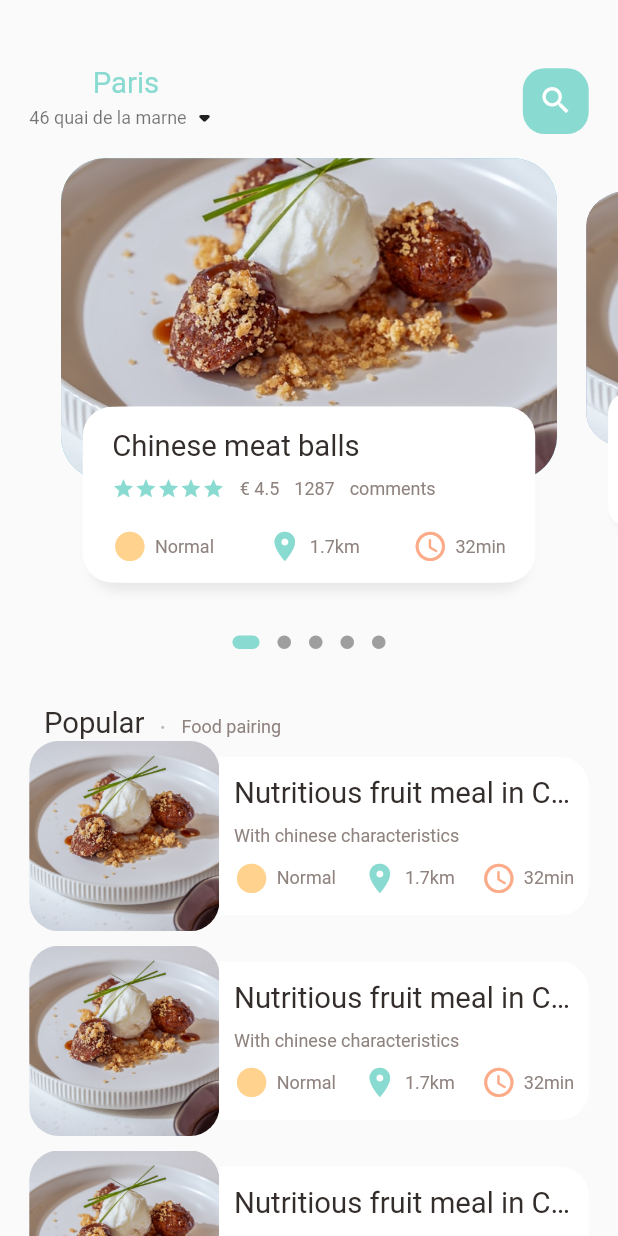
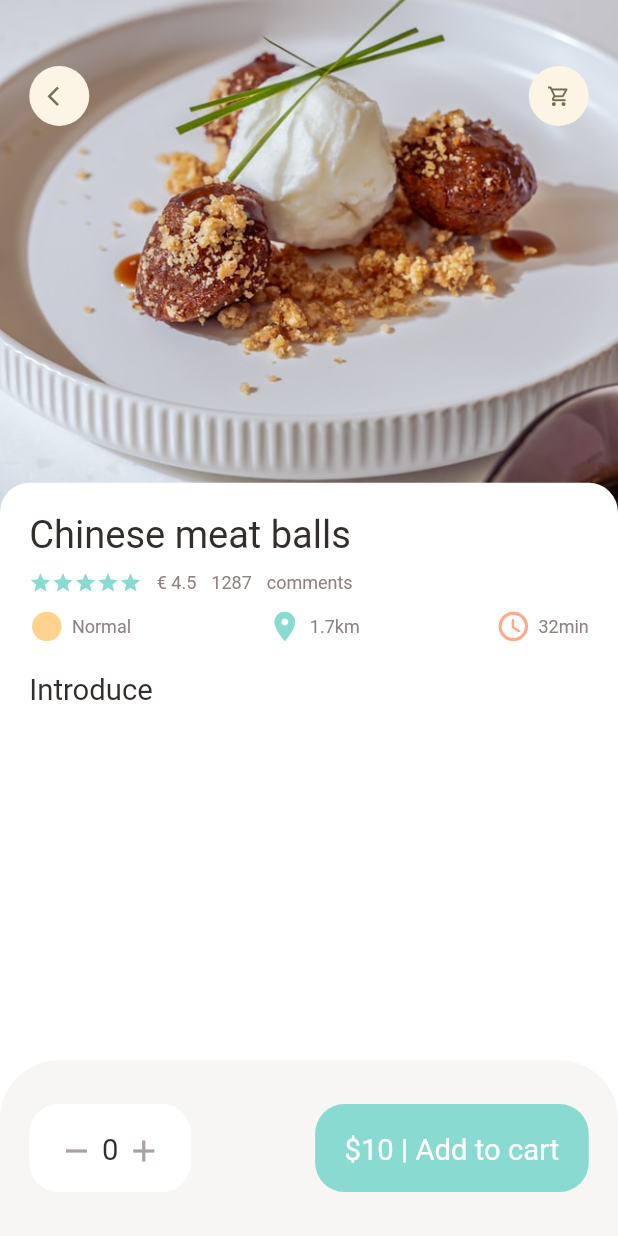
Before and after one commit to delitamakanda/grocery_app_front, a Flutter app: the screen it shows after launch, on a phone screen of 412 x 824 dp. Run offline on Flutter 3.47's test engine with Material 2 defaults, Android fonts, the phone set to English and light mode, and no system bars; drawn by our look-alikes of dots_indicator; our stand-ins replace get; missing offline and left inert: dart:ffi.

Commit message:
feat: page detail

```diff
--- a/lib/main.dart
+++ b/lib/main.dart
@@ -1,6 +1,7 @@
 import 'package:flutter/material.dart';
 import 'package:get/get_navigation/src/root/get_material_app.dart';
-import 'package:grocery_app_front/home/main_food_page.dart';
+import 'package:grocery_app_front/pages/home/main_food_page.dart';
+import 'package:grocery_app_front/pages/food/popular_food_detail.dart';
 
 void main() {
   runApp(const MyApp());
@@ -18,7 +19,7 @@
       theme: ThemeData(
         primarySwatch: Colors.blue,
       ),
-      home: MainFoodPage(),
+      home: PopularFoodDetail(),
     );
   }
 }
--- /dev/null
+++ b/lib/pages/food/popular_food_detail.dart
@@ -0,0 +1,141 @@
+import 'dart:ffi';
+
+import 'package:flutter/material.dart';
+import 'package:flutter/src/foundation/key.dart';
+import 'package:flutter/src/widgets/framework.dart';
+import 'package:flutter/widgets.dart';
+import 'package:grocery_app_front/utils/colors.dart';
+import 'package:grocery_app_front/utils/dimensions.dart';
+import 'package:grocery_app_front/widgets/app_column.dart';
+import 'package:grocery_app_front/widgets/app_icon.dart';
+import 'package:grocery_app_front/widgets/big_text.dart';
+import 'package:grocery_app_front/widgets/icon_and_text_widget.dart';
+import 'package:grocery_app_front/widgets/small_text.dart';
+
+class PopularFoodDetail extends StatelessWidget {
+  const PopularFoodDetail({Key? key}) : super(key: key);
+
+  @override
+  Widget build(BuildContext context) {
+    return Scaffold(
+      backgroundColor: Colors.white,
+      body: Stack(
+        children: [
+          Positioned(
+              left: 0,
+              right: 0,
+              child: Container(
+                width: double.maxFinite,
+                height: Dimensions.popularFoodDetailImageSize,
+                decoration: BoxDecoration(
+                    image: DecorationImage(
+                        fit: BoxFit.cover,
+                        image: AssetImage("assets/image/food0.jpg"))),
+              )),
+          Positioned(
+              top: Dimensions.height45,
+              left: Dimensions.width20,
+              right: Dimensions.width20,
+              child: Row(
+                mainAxisAlignment: MainAxisAlignment.spaceBetween,
+                children: [
+                  AppIcon(
+                    icon: Icons.arrow_back_ios,
+                  ),
+                  AppIcon(
+                    icon: Icons.shopping_cart_outlined,
+                  )
+                ],
+              )),
+          Positioned(
+              right: 0,
+              top: Dimensions.popularFoodDetailImageSize - 20,
+              left: 0,
+              bottom: 0,
+              child: Container(
+                padding: EdgeInsets.only(
+                    left: Dimensions.width20,
+                    right: Dimensions.width20,
+                    top: Dimensions.height20),
+                decoration: BoxDecoration(
+                    borderRadius: BorderRadius.only(
+                        topLeft: Radius.circular(Dimensions.radius20),
+                        topRight: Radius.circular(Dimensions.radius20)),
+                    color: Colors.white),
+                child: Column(
+                    crossAxisAlignment: CrossAxisAlignment.start,
+                    children: [
+                      AppColumn(text: "Chinese meat balls"),
+                      SizedBox(
+                        height: Dimensions.height20,
+                      ),
+                      BigText(text: "Introduce"),
+                      SizedBox(
+                        height: Dimensions.height20,
+                      ),
+                    ]),
+              ))
+        ],
+      ),
+      bottomNavigationBar: Container(
+        height: Dimensions.bottomHeightBar,
+        padding: EdgeInsets.only(
+            top: Dimensions.height30,
+            bottom: Dimensions.height30,
+            left: Dimensions.width20,
+            right: Dimensions.width20),
+        decoration: BoxDecoration(
+            color: AppColors.buttonBackgroundColor,
+            borderRadius: BorderRadius.only(
+                topLeft: Radius.circular(Dimensions.radius20 * 2),
+                topRight: Radius.circular(Dimensions.radius20 * 2))),
+        child: Row(
+          mainAxisAlignment: MainAxisAlignment.spaceBetween,
+          children: [
+            Container(
+              padding: EdgeInsets.only(
+                  left: Dimensions.width20,
+                  top: Dimensions.height20,
+                  bottom: Dimensions.height20,
+                  right: Dimensions.width20),
+              decoration: BoxDecoration(
+                  borderRadius: BorderRadius.circular(Dimensions.radius20),
+                  color: Colors.white),
+              child: Row(
+                mainAxisAlignment: MainAxisAlignment.center,
+                children: [
+                  Icon(
+                    Icons.remove,
+                    color: AppColors.signColor,
+                  ),
+                  SizedBox(
+                    width: Dimensions.width10 / 2,
+                  ),
+                  BigText(text: "0"),
+                  SizedBox(
+                    width: Dimensions.width10 / 2,
+                  ),
+                  Icon(Icons.add, color: AppColors.signColor)
+                ],
+              ),
+            ),
+            Container(
+              child: BigText(
+                text: "\$10 | Add to cart",
+                color: Colors.white,
+              ),
+              padding: EdgeInsets.only(
+                  left: Dimensions.width20,
+                  top: Dimensions.height20,
+                  bottom: Dimensions.height20,
+                  right: Dimensions.width20),
+              decoration: BoxDecoration(
+                  borderRadius: BorderRadius.circular(Dimensions.radius20),
+                  color: AppColors.mainColor),
+            )
+          ],
+        ),
+      ),
+    );
+  }
+}
--- a/lib/home/food_page_body.dart
+++ b/lib/pages/home/food_page_body.dart
@@ -3,6 +3,7 @@
 import 'package:flutter/material.dart';
 import 'package:grocery_app_front/utils/colors.dart';
 import 'package:grocery_app_front/utils/dimensions.dart';
+import 'package:grocery_app_front/widgets/app_column.dart';
 import 'package:grocery_app_front/widgets/big_text.dart';
 import 'package:grocery_app_front/widgets/icon_and_text_widget.dart';
 import 'package:grocery_app_front/widgets/small_text.dart';
@@ -223,46 +224,7 @@
                     top: Dimensions.height15,
                     left: Dimensions.height15,
                     right: Dimensions.height15),
-                child: Column(
-                    crossAxisAlignment: CrossAxisAlignment.start,
-                    children: [
-                      BigText(text: "Chinese meat balls"),
-                      SizedBox(height: Dimensions.height10),
-                      Row(
-                        children: [
-                          Wrap(
-                            children: List.generate(
-                                5,
-                                (index) => Icon(Icons.star,
-                                    color: AppColors.mainColor, size: 15)),
-                          ),
-                          SizedBox(width: 10),
-                          SmallText(text: "€ 4.5"),
-                          SizedBox(width: 10),
-                          SmallText(text: "1287"),
-                          SizedBox(width: 10),
-                          SmallText(text: "comments"),
-                        ],
-                      ),
-                      SizedBox(height: Dimensions.height20),
-                      Row(
-                        mainAxisAlignment: MainAxisAlignment.spaceBetween,
-                        children: [
-                          IconAndTextWidget(
-                              icon: Icons.circle_sharp,
-                              text: "Normal",
-                              iconColor: AppColors.iconColor1),
-                          IconAndTextWidget(
-                              icon: Icons.location_on,
-                              text: "1.7km",
-                              iconColor: AppColors.mainColor),
-                          IconAndTextWidget(
-                              icon: Icons.access_time_rounded,
-                              text: "32min",
-                              iconColor: AppColors.iconColor2),
-                        ],
-                      )
-                    ]),
+                child: AppColumn(text: "Chinese meat balls"),
               ),
             ),
           )
--- a/lib/home/main_food_page.dart
+++ b/lib/pages/home/main_food_page.dart
@@ -1,5 +1,5 @@
 import 'package:flutter/material.dart';
-import 'package:grocery_app_front/home/food_page_body.dart';
+import 'package:grocery_app_front/pages/home/food_page_body.dart';
 import 'package:grocery_app_front/utils/colors.dart';
 import 'package:grocery_app_front/utils/dimensions.dart';
 import 'package:grocery_app_front/widgets/big_text.dart';
--- a/lib/utils/dimensions.dart
+++ b/lib/utils/dimensions.dart
@@ -20,8 +20,10 @@
   static double width30 = screenHeight / 28.13;
 
   static double fontSize20 = screenHeight / 42.2;
+  static double fontSize26 = screenHeight / 32.46;
 
   static double iconSize24 = screenHeight / 35.17;
+  static double iconSize16 = screenHeight / 52.75;
 
   static double radius15 = screenHeight / 56.27;
   static double radius20 = screenHeight / 42.2;
@@ -30,4 +32,9 @@
   // list view size
   static double listViewImageSize = screenWidth / 3.25;
   static double listViewTextContentSize = screenWidth / 3.9;
+
+  // popular_food_detail img
+  static double popularFoodDetailImageSize = screenHeight / 2.41;
+
+  static double bottomHeightBar = screenHeight / 7.03;
 }
--- /dev/null
+++ b/lib/widgets/app_column.dart
@@ -0,0 +1,62 @@
+import 'package:flutter/material.dart';
+import 'package:flutter/src/foundation/key.dart';
+import 'package:flutter/src/widgets/framework.dart';
+import 'package:grocery_app_front/utils/colors.dart';
+import 'package:grocery_app_front/utils/dimensions.dart';
+import 'package:grocery_app_front/widgets/big_text.dart';
+import 'package:grocery_app_front/widgets/small_text.dart';
+
+import 'icon_and_text_widget.dart';
+
+class AppColumn extends StatelessWidget {
+  final String text;
+  const AppColumn({Key? key, required this.text}) : super(key: key);
+
+  @override
+  Widget build(BuildContext context) {
+    return Column(
+      crossAxisAlignment: CrossAxisAlignment.start,
+      children: [
+        BigText(
+          text: text,
+          size: Dimensions.fontSize26,
+        ),
+        SizedBox(height: Dimensions.height10),
+        Row(
+          children: [
+            Wrap(
+              children: List.generate(
+                  5,
+                  (index) =>
+                      Icon(Icons.star, color: AppColors.mainColor, size: 15)),
+            ),
+            SizedBox(width: 10),
+            SmallText(text: "€ 4.5"),
+            SizedBox(width: 10),
+            SmallText(text: "1287"),
+            SizedBox(width: 10),
+            SmallText(text: "comments"),
+          ],
+        ),
+        SizedBox(height: Dimensions.height10),
+        Row(
+          mainAxisAlignment: MainAxisAlignment.spaceBetween,
+          children: [
+            IconAndTextWidget(
+                icon: Icons.circle_sharp,
+                text: "Normal",
+                iconColor: AppColors.iconColor1),
+            IconAndTextWidget(
+                icon: Icons.location_on,
+                text: "1.7km",
+                iconColor: AppColors.mainColor),
+            IconAndTextWidget(
+                icon: Icons.access_time_rounded,
+                text: "32min",
+                iconColor: AppColors.iconColor2),
+          ],
+        )
+      ],
+    );
+  }
+}
--- /dev/null
+++ b/lib/widgets/app_icon.dart
@@ -0,0 +1,35 @@
+import 'package:flutter/material.dart';
+import 'package:flutter/src/foundation/key.dart';
+import 'package:flutter/src/widgets/framework.dart';
+import 'package:grocery_app_front/utils/dimensions.dart';
+
+class AppIcon extends StatelessWidget {
+  final IconData icon;
+  final Color backgroundColor;
+  final Color iconColor;
+  final double size;
+  AppIcon(
+      {Key? key,
+      required this.icon,
+      this.backgroundColor = const Color(0xFFfcf4e4),
+      this.iconColor = const Color(0xFF756d54),
+      this.size = 40})
+      : super(key: key);
+
+  @override
+  Widget build(BuildContext context) {
+    return Container(
+      width: size,
+      height: size,
+      decoration: BoxDecoration(
+        borderRadius: BorderRadius.circular(size / 2),
+        color: backgroundColor,
+      ),
+      child: Icon(
+        icon,
+        color: iconColor,
+        size: Dimensions.iconSize16,
+      ),
+    );
+  }
+}
```
